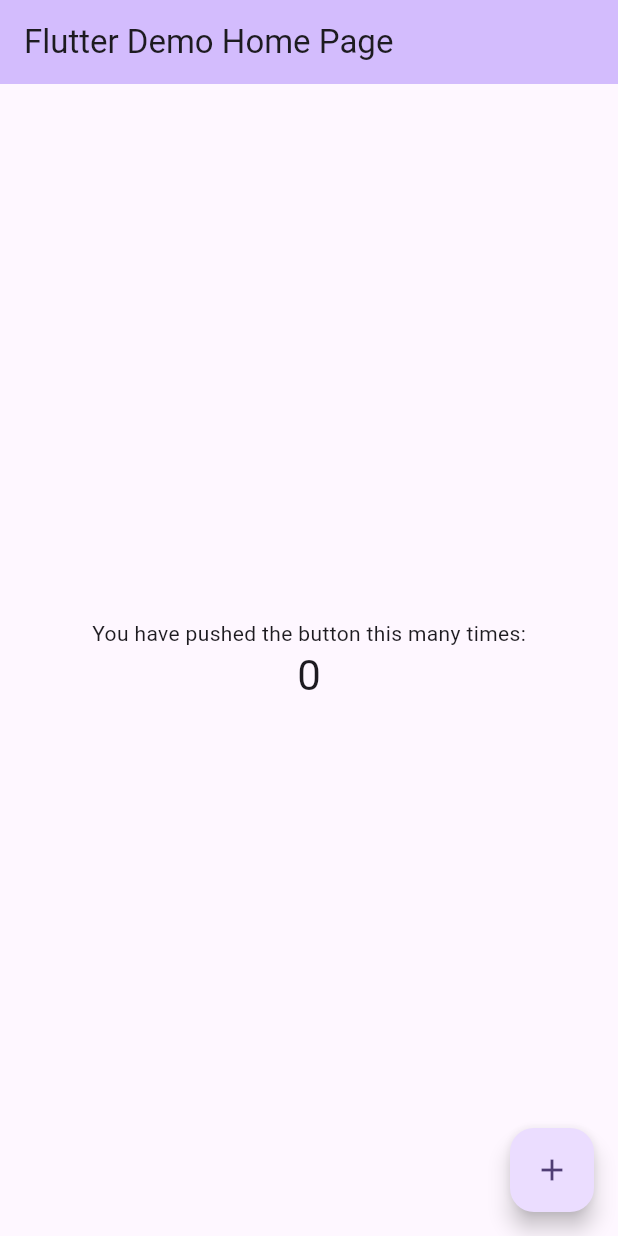
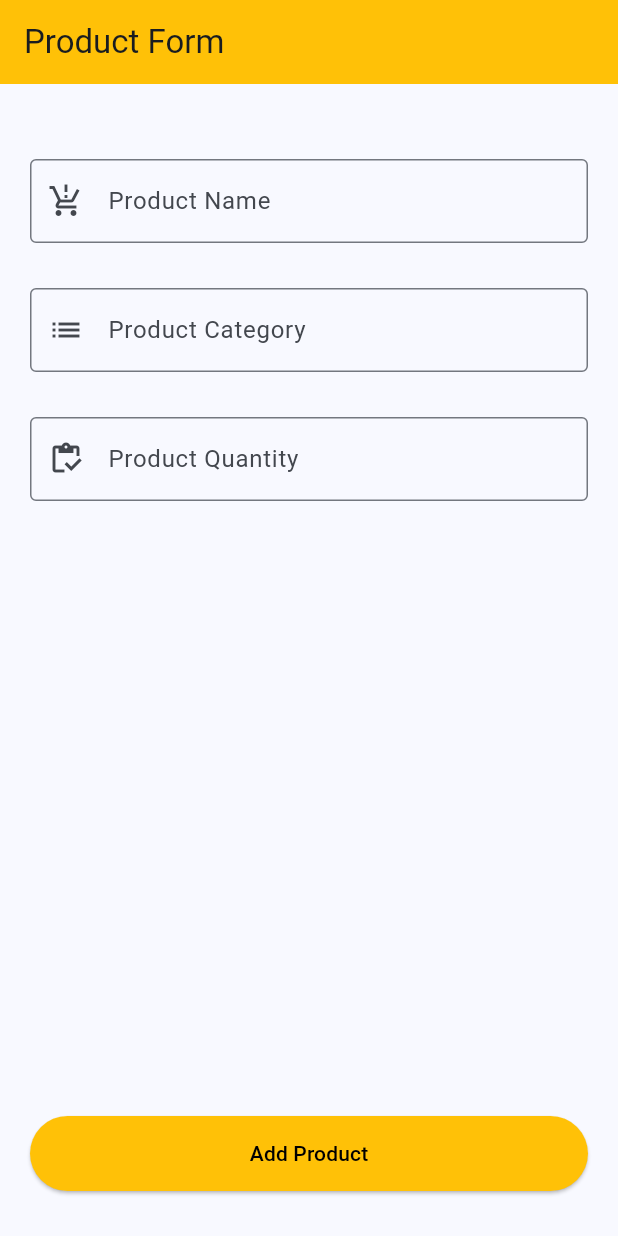
Before and after one commit to mb-shupto/assignment-two-flutter-ui-Group_7, a Flutter app: the screen it shows after launch, on a phone screen of 412 x 824 dp. Run offline on Flutter 3.47's test engine with Material 3 defaults, Android fonts, the phone set to English and light mode, and no system bars.

Commit message:
Add product form and validation functionality

```diff
--- a/lib/main.dart
+++ b/lib/main.dart
@@ -1,4 +1,5 @@
 import 'package:flutter/material.dart';
+import 'package:store_inventory_tracker/screens/product_form.dart';
 
 void main() {
   runApp(const MyApp());
@@ -7,116 +8,16 @@ void main() {
 class MyApp extends StatelessWidget {
   const MyApp({super.key});
 
-  // This widget is the root of your application.
   @override
   Widget build(BuildContext context) {
     return MaterialApp(
-      title: 'Flutter Demo',
+      title: "Product Form",
+      debugShowCheckedModeBanner: false,
       theme: ThemeData(
-        // This is the theme of your application.
-        //
-        // TRY THIS: Try running your application with "flutter run". You'll see
-        // the application has a purple toolbar. Then, without quitting the app,
-        // try changing the seedColor in the colorScheme below to Colors.green
-        // and then invoke "hot reload" (save your changes or press the "hot
-        // reload" button in a Flutter-supported IDE, or press "r" if you used
-        // the command line to start the app).
-        //
-        // Notice that the counter didn't reset back to zero; the application
-        // state is not lost during the reload. To reset the state, use hot
-        // restart instead.
-        //
-        // This works for code too, not just values: Most code changes can be
-        // tested with just a hot reload.
-        colorScheme: ColorScheme.fromSeed(seedColor: Colors.deepPurple),
+        colorScheme: ColorScheme.fromSeed(seedColor: Colors.blue),
       ),
-      home: const MyHomePage(title: 'Flutter Demo Home Page'),
+
+      home: ProductForm(),
     );
   }
 }
-
-class MyHomePage extends StatefulWidget {
-  const MyHomePage({super.key, required this.title});
-
-  // This widget is the home page of your application. It is stateful, meaning
-  // that it has a State object (defined below) that contains fields that affect
-  // how it looks.
-
-  // This class is the configuration for the state. It holds the values (in this
-  // case the title) provided by the parent (in this case the App widget) and
-  // used by the build method of the State. Fields in a Widget subclass are
-  // always marked "final".
-
-  final String title;
-
-  @override
-  State<MyHomePage> createState() => _MyHomePageState();
-}
-
-class _MyHomePageState extends State<MyHomePage> {
-  int _counter = 0;
-
-  void _incrementCounter() {
-    setState(() {
-      // This call to setState tells the Flutter framework that something has
-      // changed in this State, which causes it to rerun the build method below
-      // so that the display can reflect the updated values. If we changed
-      // _counter without calling setState(), then the build method would not be
-      // called again, and so nothing would appear to happen.
-      _counter++;
-    });
-  }
-
-  @override
-  Widget build(BuildContext context) {
-    // This method is rerun every time setState is called, for instance as done
-    // by the _incrementCounter method above.
-    //
-    // The Flutter framework has been optimized to make rerunning build methods
-    // fast, so that you can just rebuild anything that needs updating rather
-    // than having to individually change instances of widgets.
-    return Scaffold(
-      appBar: AppBar(
-        // TRY THIS: Try changing the color here to a specific color (to
-        // Colors.amber, perhaps?) and trigger a hot reload to see the AppBar
-        // change color while the other colors stay the same.
-        backgroundColor: Theme.of(context).colorScheme.inversePrimary,
-        // Here we take the value from the MyHomePage object that was created by
-        // the App.build method, and use it to set our appbar title.
-        title: Text(widget.title),
-      ),
-      body: Center(
-        // Center is a layout widget. It takes a single child and positions it
-        // in the middle of the parent.
-        child: Column(
-          // Column is also a layout widget. It takes a list of children and
-          // arranges them vertically. By default, it sizes itself to fit its
-          // children horizontally, and tries to be as tall as its parent.
-          //
-          // Column has various properties to control how it sizes itself and
-          // how it positions its children. Here we use mainAxisAlignment to
-          // center the children vertically; the main axis here is the vertical
-          // axis because Columns are vertical (the cross axis would be
-          // horizontal).
-          //
-          // TRY THIS: Invoke "debug painting" (choose the "Toggle Debug Paint"
-          // action in the IDE, or press "p" in the console), to see the
-          // wireframe for each widget.
-          mainAxisAlignment: MainAxisAlignment.center,
-          children: <Widget>[
-            const Text('You have pushed the button this many times:'),
-            Text(
-              '$_counter',
-              style: Theme.of(context).textTheme.headlineMedium,
-            ),
-          ],
-        ),
-      ),
-      floatingActionButton: FloatingActionButton(
-        onPressed: _incrementCounter,
-        tooltip: 'Increment',
-        child: const Icon(Icons.add),
-      ), // This trailing comma makes auto-formatting nicer for build methods.
-    );
-  }
-}
--- /dev/null
+++ b/lib/screens/product_form.dart
@@ -0,0 +1,101 @@
+import 'package:flutter/material.dart';
+import 'package:store_inventory_tracker/widgets/text_input_widget.dart';
+import 'package:store_inventory_tracker/util/validators.dart';
+
+class ProductForm extends StatefulWidget {
+  const ProductForm({super.key});
+
+  @override
+  State<ProductForm> createState() => _ProductFormState();
+}
+
+class _ProductFormState extends State<ProductForm> {
+  final formKey = GlobalKey<FormState>();
+  final productNameController = TextEditingController();
+  final productCategoryController = TextEditingController();
+  final productQuantityController = TextEditingController();
+
+  @override
+  void dispose() {
+    productNameController.dispose();
+    productCategoryController.dispose();
+    productQuantityController.dispose();
+    super.dispose();
+  }
+
+  @override
+  Widget build(BuildContext context) {
+    return Scaffold(
+      appBar: AppBar(
+        title: const Text('Product Form'),
+        backgroundColor: Colors.amber,
+      ),
+
+      body: Form(
+        key: formKey,
+        child: Padding(
+          padding: const EdgeInsets.all(20),
+
+          child: Column(
+            children: [
+              SizedBox(height: 30),
+              TextInputWidget(
+                controller: productNameController,
+                label: 'Product Name ',
+                icon: Icons.production_quantity_limits_outlined,
+                validate: Validators.nameValidator,
+              ),
+              SizedBox(height: 30),
+              TextInputWidget(
+                controller: productCategoryController,
+                label: 'Product Category',
+                icon: Icons.list,
+                validate: (v) => v == null || v.trim().isEmpty
+                    ? 'Please enter a category'
+                    : null,
+              ),
+              SizedBox(height: 30),
+              TextInputWidget(
+                controller: productQuantityController,
+                label: 'Product Quantity',
+                textInputType: TextInputType.number,
+                icon: Icons.inventory_outlined,
+                validate: (v) {
+                  if (v == null || v.trim().isEmpty) {
+                    return 'Please enter quantity';
+                  }
+                  if (int.tryParse(v.trim()) == null) {
+                    return 'Enter a valid integer';
+                  }
+                  return null;
+                },
+              ),
+              SizedBox(height: 30),
+              Spacer(),
+              ElevatedButton(
+                style: ElevatedButton.styleFrom(
+                  minimumSize: Size(MediaQuery.of(context).size.width, 50),
+                  backgroundColor: Colors.amber,
+                  foregroundColor: Colors.black,
+                ),
+                onPressed: () {
+                  if (formKey.currentState!.validate()) {
+                    ScaffoldMessenger.of(context).showSnackBar(
+                      const SnackBar(content: Text('Product is valid')),
+                    );
+                  } else {
+                    ScaffoldMessenger.of(context).showSnackBar(
+                      const SnackBar(content: Text('Please fix the errors')),
+                    );
+                  }
+                },
+                child: Text("Add Product"),
+              ),
+              SizedBox(height: 10),
+            ],
+          ),
+        ),
+      ),
+    );
+  }
+}
--- /dev/null
+++ b/lib/widgets/text_input_widget.dart
@@ -0,0 +1,44 @@
+import 'package:flutter/material.dart';
+
+class TextInputWidget extends StatefulWidget {
+  final IconData icon;
+  final TextEditingController controller;
+  final String label;
+  final TextInputType? textInputType;
+  final int? maxLines;
+  final String? Function(String? value)? validate;
+
+  const TextInputWidget({
+    super.key,
+    required this.controller,
+    required this.label,
+    this.textInputType,
+    this.maxLines,
+    this.validate, required this.icon});
+
+  @override
+  State<TextInputWidget> createState() => _TextInputWidgetState();
+}
+
+class _TextInputWidgetState extends State<TextInputWidget> {
+  @override
+  Widget build(BuildContext context) {
+    return TextFormField(
+      controller: widget.controller,
+      keyboardType: widget.textInputType ?? TextInputType.text,
+      maxLines: widget.maxLines ?? 1,
+      decoration: InputDecoration(
+        labelText: widget.label,
+        prefixIcon: Icon(widget.icon),
+        alignLabelWithHint: true,
+        border: OutlineInputBorder(),
+      ),
+
+      onChanged: (String? value){
+        print("${widget.label} : $value");
+      },
+
+      validator: widget.validate,
+    );
+  }
+}
```
Also changed, not shown: lib/util/validators.dart (added, +81 -0 lines).
